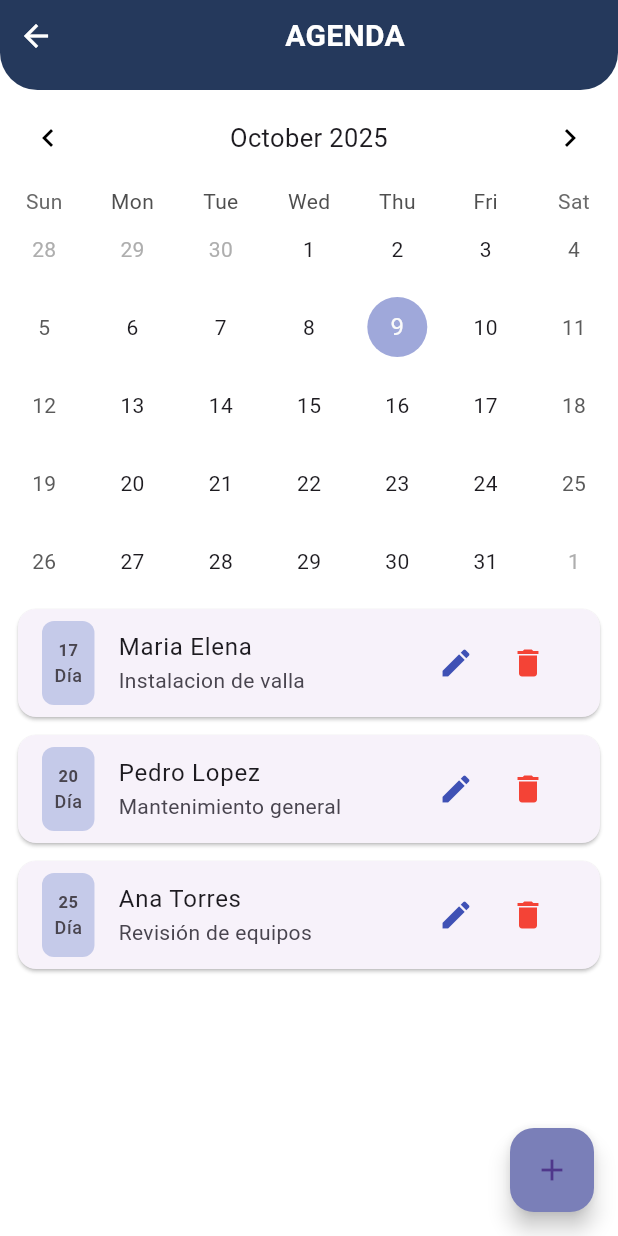
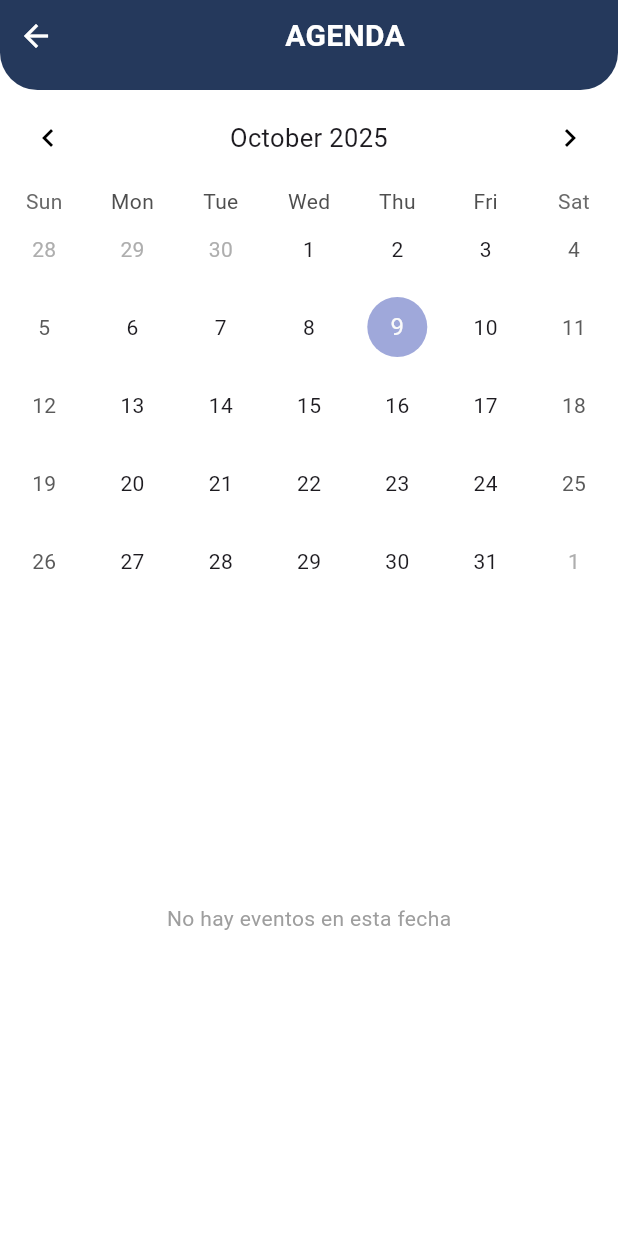
Before and after one commit to SebastianRestrepo22/PublicidadDAS_Movil, a Flutter app: the AgendaScreen screen opened directly, on a phone screen of 412 x 824 dp. Run offline on Flutter 3.47's test engine with Material 3 defaults, Android fonts, the phone set to English and light mode, and no system bars; drawn by our look-alikes of table_calendar; our stand-ins replace fl_chart, google_fonts, material_symbols_icons.

Commit message:
Pequeños cambios de la móvil

```diff
--- a/lib/presentation/pages/agenda_screen.dart
+++ b/lib/presentation/pages/agenda_screen.dart
@@ -2,6 +2,7 @@ import 'package:flutter/material.dart';
 import 'package:publicidaddas_movil/presentation/widgets/agenda_appbar.dart';
 import 'package:publicidaddas_movil/presentation/widgets/event_card.dart';
 import 'package:table_calendar/table_calendar.dart';
+import 'package:intl/intl.dart';
 
 class AgendaScreen extends StatefulWidget {
   const AgendaScreen({super.key});
@@ -14,61 +15,68 @@ class _AgendaScreenState extends State<AgendaScreen> {
   DateTime _focusedDay = DateTime.now();
   DateTime? _selectedDay;
 
-  final List<Map<String, String>> eventos = [
-    {
-      "nombre": "Maria Elena",
-      "servicio": "Instalacion de valla",
-      "fecha": "17/09/2025",
-    },
-    {
-      "nombre": "Pedro Lopez",
-      "servicio": "Mantenimiento general",
-      "fecha": "20/09/2025",
-    },
-    {
-      "nombre": "Ana Torres",
-      "servicio": "Revisión de equipos",
-      "fecha": "25/09/2025",
-    },
-  ];
+  final List<Map<String, dynamic>> eventos = [];
 
-  void _openModal({Map<String, String>? evento, int? index}) {
+  void _openModal({Map<String, dynamic>? evento, int? index, DateTime? fecha}) {
     final nombreController = TextEditingController(
       text: evento?["nombre"] ?? "",
     );
     final servicioController = TextEditingController(
       text: evento?["servicio"] ?? "",
     );
-    final fechaController = TextEditingController(text: evento?["fecha"] ?? "");
-    final horaController = TextEditingController(text: evento?["hora"] ?? "");
+    final horaController = TextEditingController(
+      text: evento?["hora"] ?? "",
+    );
+
+    DateTime fechaSeleccionada = evento?["fecha"] ?? fecha ?? DateTime.now();
+    final fechaController = TextEditingController(
+      text: DateFormat("dd/MM/yyyy").format(fechaSeleccionada),
+    );
+
+    const inputDecoration = InputDecoration(
+      border: UnderlineInputBorder(),
+      enabledBorder: UnderlineInputBorder(
+        borderSide: BorderSide(color: Colors.indigo),
+      ),
+      focusedBorder: UnderlineInputBorder(
+        borderSide: BorderSide(color: Colors.black),
+      ),
+      labelStyle: TextStyle(color: Colors.black),
+    );
 
     showDialog(
       context: context,
       builder: (_) {
         return AlertDialog(
+          backgroundColor: Colors.white,
           shape: RoundedRectangleBorder(
             borderRadius: BorderRadius.circular(15),
           ),
-          title: const Text("Agenda"),
+          title: Text(index == null ? "Nueva cita" : "Editar cita"),
           content: SingleChildScrollView(
+            padding: const EdgeInsets.symmetric(horizontal: 8),
             child: Column(
               mainAxisSize: MainAxisSize.min,
               children: [
                 TextField(
                   controller: nombreController,
-                  decoration: const InputDecoration(labelText: "Nombre"),
+                  decoration: inputDecoration.copyWith(labelText: "Nombre"),
                 ),
+                const SizedBox(height: 10),
                 TextField(
                   controller: servicioController,
-                  decoration: const InputDecoration(labelText: "Servicio"),
+                  decoration: inputDecoration.copyWith(labelText: "Servicio"),
                 ),
+                const SizedBox(height: 10),
                 TextField(
                   controller: fechaController,
-                  decoration: const InputDecoration(labelText: "Fecha"),
+                  decoration: inputDecoration.copyWith(labelText: "Fecha"),
+
                 ),
+                const SizedBox(height: 10),
                 TextField(
                   controller: horaController,
-                  decoration: const InputDecoration(labelText: "Hora"),
+                  decoration: inputDecoration.copyWith(labelText: "Hora"),
                 ),
               ],
             ),
@@ -76,34 +84,33 @@ class _AgendaScreenState extends State<AgendaScreen> {
           actions: [
             TextButton(
               onPressed: () => Navigator.pop(context),
-              child: const Text(
-                "Cerrar",
-                style: TextStyle(color: Colors.indigo),
-              ),
+              child: const Text("Cancelar", style: TextStyle(color: Colors.indigo)),
             ),
             ElevatedButton(
-              style: ElevatedButton.styleFrom(backgroundColor: const Color.fromARGB(255, 99, 109, 165)),
+              style: ElevatedButton.styleFrom(
+                backgroundColor: const Color.fromARGB(255, 99, 109, 165),
+              ),
               onPressed: () {
                 setState(() {
                   if (index == null) {
                     eventos.add({
                       "nombre": nombreController.text,
                       "servicio": servicioController.text,
-                      "fecha": fechaController.text,
+                      "fecha": fechaSeleccionada,
                       "hora": horaController.text,
                     });
                   } else {
                     eventos[index] = {
                       "nombre": nombreController.text,
                       "servicio": servicioController.text,
-                      "fecha": fechaController.text,
+                      "fecha": fechaSeleccionada,
                       "hora": horaController.text,
                     };
                   }
                 });
                 Navigator.pop(context);
               },
-              child: const Text("Guardar", style: TextStyle(color: Colors.white),),
+              child: const Text("Guardar", style: TextStyle(color: Colors.white)),
             ),
           ],
         );
@@ -111,20 +118,26 @@ class _AgendaScreenState extends State<AgendaScreen> {
     );
   }
 
+  List<Map<String, dynamic>> get _eventosDelDia {
+    if (_selectedDay == null) return [];
+    return eventos.where((evento) {
+      final fechaEvento = evento["fecha"] as DateTime;
+      return fechaEvento.year == _selectedDay!.year &&
+          fechaEvento.month == _selectedDay!.month &&
+          fechaEvento.day == _selectedDay!.day;
+    }).toList();
+  }
+
   @override
   Widget build(BuildContext context) {
     return Scaffold(
-      // AppBar custom (lo importamos como widget)
       backgroundColor: Colors.white,
-
       appBar: const PreferredSize(
         preferredSize: Size.fromHeight(60),
         child: AgendaAppBar(),
       ),
-
       body: Column(
         children: [
-          // CALENDARIO
           TableCalendar(
             firstDay: DateTime.utc(2020, 1, 1),
             lastDay: DateTime.utc(2030, 12, 31),
@@ -135,6 +148,7 @@ class _AgendaScreenState extends State<AgendaScreen> {
                 _selectedDay = selectedDay;
                 _focusedDay = focusedDay;
               });
+              _openModal(fecha: selectedDay);
             },
             headerStyle: const HeaderStyle(
               formatButtonVisible: false,
@@ -143,19 +157,32 @@ class _AgendaScreenState extends State<AgendaScreen> {
               rightChevronIcon: Icon(Icons.chevron_right, color: Colors.black),
             ),
           ),
-
-          // LISTA DE EVENTOS
           Expanded(
-            child: ListView.builder(
-              itemCount: eventos.length,
+            child: _eventosDelDia.isEmpty
+                ? const Center(
+                    child: Text(
+                      "No hay eventos en esta fecha",
+                      style: TextStyle(color: Colors.grey),
+                    ),
+                  )
+                : ListView.builder(
+                    itemCount: _eventosDelDia.length,
                     itemBuilder: (context, index) {
-                final evento = eventos[index];
+                      final evento = _eventosDelDia[index];
                       return EventCard(
-                  evento: evento,
-                  onEdit: () => _openModal(evento: evento, index: index),
+                        evento: {
+                          "nombre": evento["nombre"],
+                          "servicio": evento["servicio"],
+                          "fecha": DateFormat("dd/MM/yyyy").format(evento["fecha"]),
+                          "hora": evento["hora"] ?? "",
+                        },
+                        onEdit: () {
+                          final realIndex = eventos.indexOf(evento);
+                          _openModal(evento: evento, index: realIndex);
+                        },
                         onDelete: () {
                           setState(() {
-                      eventos.removeAt(index);
+                            eventos.remove(evento);
                           });
                         },
                       );
@@ -164,12 +191,6 @@ class _AgendaScreenState extends State<AgendaScreen> {
           ),
         ],
       ),
-
-      floatingActionButton: FloatingActionButton(
-        backgroundColor: const Color.fromARGB(255, 122, 127, 184),
-        onPressed: () => _openModal(),
-        child: const Icon(Icons.add),
-      ),
     );
   }
 }
--- a/lib/presentation/widgets/event_card.dart
+++ b/lib/presentation/widgets/event_card.dart
@@ -1,7 +1,7 @@
 import 'package:flutter/material.dart';
 
 class EventCard extends StatelessWidget {
-  final Map<String, String> evento;
+  final Map<String, dynamic> evento;
   final VoidCallback onEdit;
   final VoidCallback onDelete;
 
@@ -27,15 +27,24 @@ class EventCard extends StatelessWidget {
             mainAxisAlignment: MainAxisAlignment.center,
             children: [
               Text(
-                evento["fecha"]!.split("/")[0],
+                evento["fecha"].toString().split("/")[0],
                 style: const TextStyle(fontWeight: FontWeight.bold),
               ),
               const Text("Día", style: TextStyle(fontSize: 12)),
             ],
           ),
         ),
-        title: Text(evento["nombre"] ?? ""),
-        subtitle: Text(evento["servicio"] ?? ""),
+        title: Text(
+          evento["nombre"]?.toString() ?? "",
+          style: const TextStyle(fontWeight: FontWeight.w600),
+        ),
+        subtitle: Column(
+          crossAxisAlignment: CrossAxisAlignment.start,
+          children: [
+            Text(evento["servicio"]?.toString() ?? ""),
+            Text("Hora: ${evento["hora"]?.toString() ?? ""}"),
+          ],
+        ),
         trailing: Row(
           mainAxisSize: MainAxisSize.min,
           children: [
```
Lines whose indentation alone changed are shown as unchanged.
